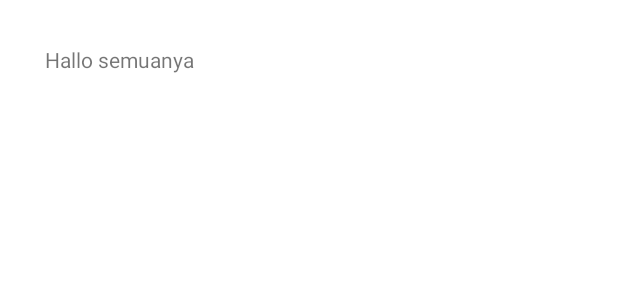
After one commit to Abdhy-Samoedra/AXF_Assets, an Android app: the layout activity_homepage.xml on its own in the app's theme, with its tools: preview values and no code run, on a phone screen of 412 x 824 dp. The commit adds this screen. Shown: the top 300 px of the screen. Run offline under Robolectric (Android 15) with nearby library versions, the phone set to English and light mode, and no system bars.

Commit message:
make homepage so it can redirect from login page

```diff
--- a/app/src/main/AndroidManifest.xml
+++ b/app/src/main/AndroidManifest.xml
@@ -23,6 +23,10 @@
                 <category android:name="android.intent.category.LAUNCHER" />
             </intent-filter>
         </activity>
+        <activity android:name=".Homepage"
+            android:exported="true">
+<!--            this is will do something -->
+        </activity>
     </application>
 
 </manifest>
--- /dev/null
+++ b/app/src/main/res/layout/activity_homepage.xml
@@ -0,0 +1,13 @@
+<RelativeLayout
+    xmlns:android="http://schemas.android.com/apk/res/android"
+    android:layout_width="match_parent"
+    android:layout_height="match_parent"
+    android:padding="30dp">
+
+    <TextView
+        android:layout_width="match_parent"
+        android:layout_height="50dp"
+        android:text="Hallo semuanya"
+        android:id="@+id/text_first"/>
+
+</RelativeLayout>
```
Also changed, not shown: app/src/main/java/com/example/axf_assets/Homepage.java (added, +14 -0 lines), app/src/main/java/com/example/axf_assets/LoginActivity.java (+12 -15 lines), app/src/main/res/layout/activity_login.xml (renamed from app/src/main/res/layout/activity_main.xml).
